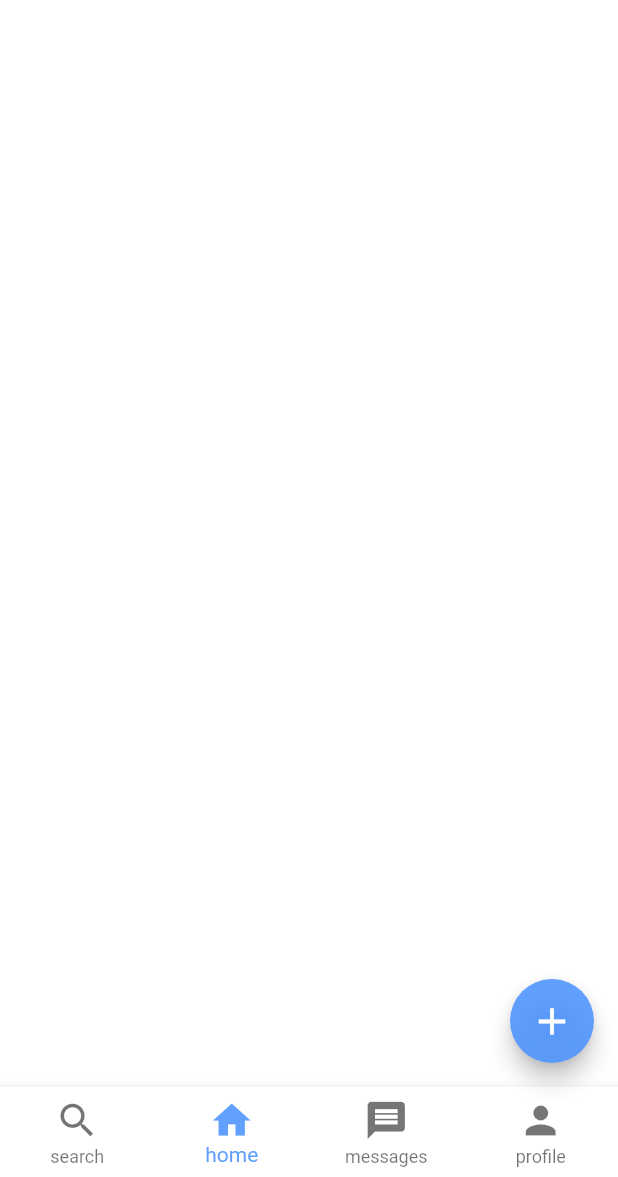
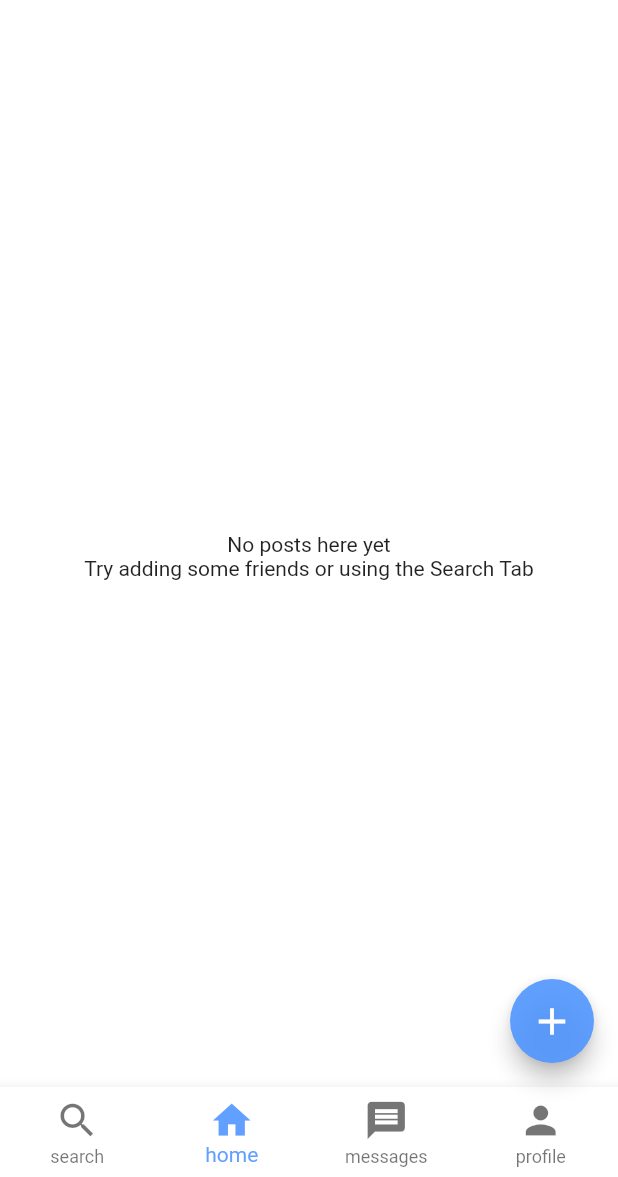
Before and after one commit to raphaelantoniocampos/moments, a Flutter app: the screen it shows once a user with an empty profile is signed in, on a phone screen of 412 x 824 dp, the part 59-1236 px from its top. Run offline on Flutter 3.47's test engine with Material 2 defaults, Android fonts, the phone set to English and light mode, and no system bars; our stand-ins replace camera, cloud_firestore, firebase_auth, firebase_core, firebase_storage, get and 3 more; missing offline and left inert: video_compress; accounts and stored records are empty.

Commit message:
fixed changes bugs

```diff
--- a/lib/controllers/post_controller.dart
+++ b/lib/controllers/post_controller.dart
@@ -22,12 +22,12 @@ class PostController extends GetxController {
   }
 
   updateData() async {
-    List connections = [''];
-    connections = await getUserConnections();
+    List friends = [''];
+    friends = await getUserFriends();
     _postList.bindStream(
       firebaseFirestore
           .collection('posts')
-          .where('uid', whereIn: connections)
+          .where('uid', whereIn: friends)
           .orderBy('datePublished', descending: true)
           .snapshots()
           .map((QuerySnapshot query) {
@@ -40,14 +40,14 @@ class PostController extends GetxController {
     );
   }
 
-  getUserConnections() async {
+  getUserFriends() async {
     DocumentSnapshot userDoc = await firebaseFirestore
         .collection('users')
         .doc(firebaseAuth.currentUser!.uid)
         .get();
     final userData = userDoc.data()! as dynamic;
-    List connections = userData['connections'];
-    return connections;
+    List friends = userData['friends'];
+    return friends;
   }
 
   likePost(String postId) async {
--- a/lib/views/screens/feed_screen.dart
+++ b/lib/views/screens/feed_screen.dart
@@ -15,14 +15,24 @@ class FeedScreen extends StatelessWidget {
     return Scaffold(
       appBar: AppBar(
         centerTitle: true,
-        title:
-        const Text("moments"),
+        title: const Text("moments"),
         actions: [
           ConfigButton(),
         ],
       ),
       body: Obx(
         () {
+          if (postController.postList.isEmpty) {
+            return Center(
+                child: Column(
+                  mainAxisAlignment: MainAxisAlignment.center,
+                  children: const [
+                    Text(
+                        'No posts here yet'),
+                    Text('Try adding some friends or using the Search Tab'),
+                  ],
+                ),);
+          }
           return ListView.builder(
             scrollDirection: Axis.vertical,
             shrinkWrap: true,
```
